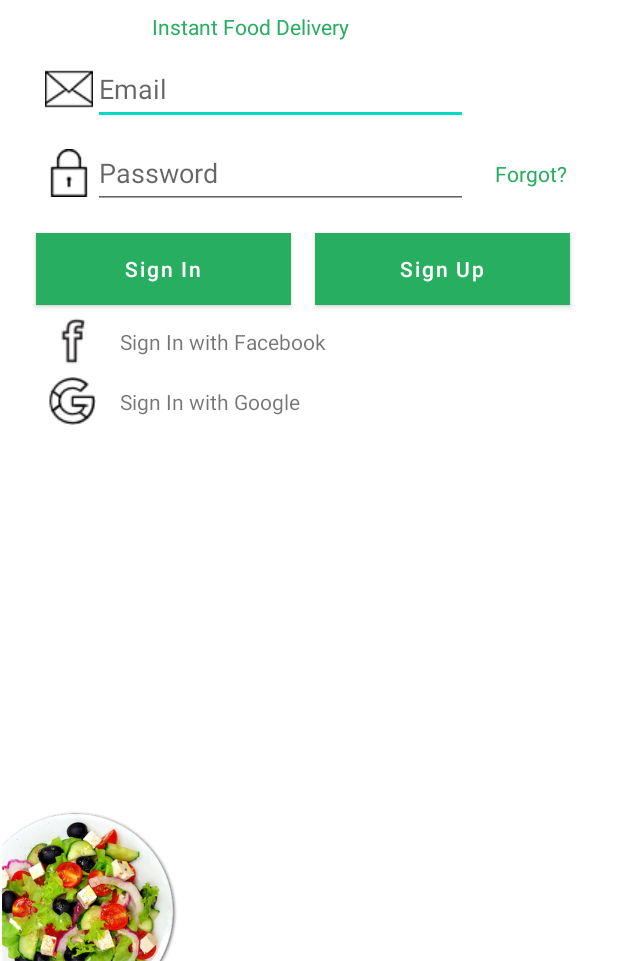
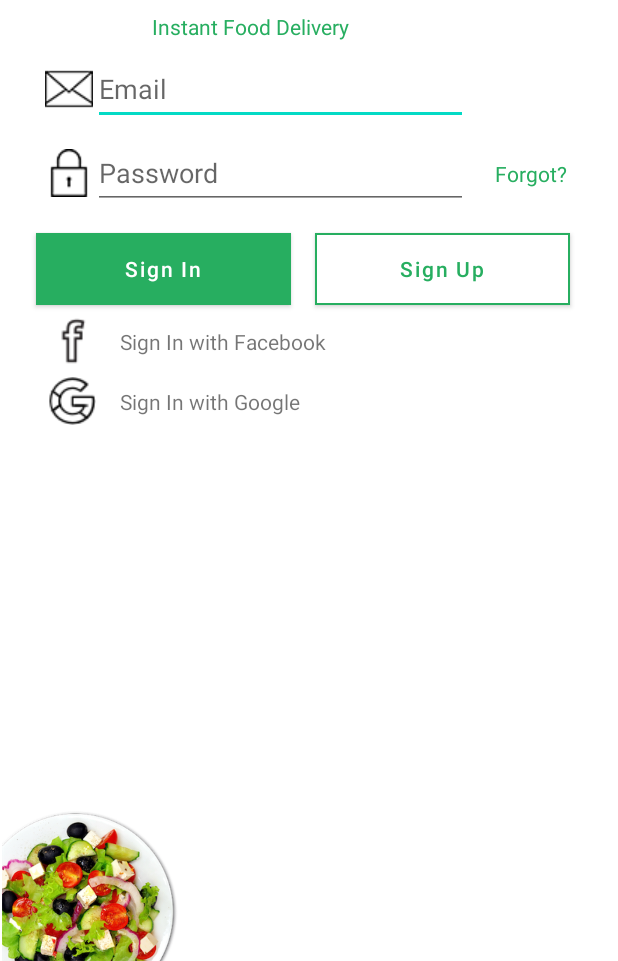
Before and after one commit to duongquocanh1148/FoodyApp, an Android app: the screen it shows after launch (SignInActivity), on a phone screen of 412 x 824 dp, the part 275-1236 px from its top. Run offline under Robolectric (Android 15) with nearby library versions, the phone set to English and light mode, and no system bars; our stand-ins replace Firebase (no records; nobody signed in at launch, a user with empty details on screens opened directly), navigation-ui.

Commit message:
Còn name fragment

```diff
--- a/app/src/main/java/com/example/dqa_19dh110011/FullNameFragment.java
+++ b/app/src/main/java/com/example/dqa_19dh110011/FullNameFragment.java
@@ -71,6 +71,7 @@ public class FullNameFragment extends Fragment {
     public View onCreateView(LayoutInflater inflater, ViewGroup container,
                              Bundle savedInstanceState) {
         // Inflate the layout for this fragment
+
         return inflater.inflate(R.layout.fragment_full_name, container, false);
     }
 
--- a/app/src/main/res/drawable/bg_green_border_button.xml
+++ b/app/src/main/res/drawable/bg_green_border_button.xml
@@ -1,7 +1,9 @@
 <?xml version="1.0" encoding="utf-8"?>
-<shape xmlns:android="http://schemas.android.com/apk/res/android">
+<shape xmlns:android="http://schemas.android.com/apk/res/android"
+    android:shape="rectangle">
     <stroke
         android:width="1dp"
-        android:color="@color/colorPrimary" />
-    <solid android:color="@color/colorWhite" />
+        android:color="@color/colorPrimary">
+    </stroke>
+    <solid android:color="@color/white" />
 </shape>
--- a/app/src/main/res/layout/activity_sign_in.xml
+++ b/app/src/main/res/layout/activity_sign_in.xml
@@ -16,7 +16,6 @@
         android:textColor="@color/colorPrimary"
         android:textSize="35dp"
         android:textStyle="bold"
-
         app:layout_constraintEnd_toEndOf="parent"
         app:layout_constraintHorizontal_bias="0.403"
         app:layout_constraintStart_toStartOf="parent"
@@ -141,7 +140,7 @@
         android:layout_width="170dp"
         android:layout_height="48dp"
         android:layout_marginStart="24dp"
-        android:background="@color/colorPrimary"
+        android:background="@drawable/bg_green_button"
         android:text="@string/text_sign_in"
         android:textAllCaps="false"
         app:layout_constraintBottom_toBottomOf="@+id/btnSignUp"
@@ -151,12 +150,14 @@
     <Button
         android:id="@+id/btnSignUp"
         android:layout_width="170dp"
-        android:layout_height="wrap_content"
+        android:layout_height="48dp"
         android:layout_marginStart="16dp"
         android:layout_marginTop="16dp"
         android:layout_marginEnd="24dp"
-        android:background="@color/colorWhite"
         android:text="@string/text_sign_up"
+        android:textColor="@color/colorPrimary"
+        app:backgroundTint="@null"
+        android:background="@drawable/bg_green_border_button"
         android:textAllCaps="false"
         app:layout_constraintEnd_toEndOf="parent"
         app:layout_constraintHorizontal_bias="0.0"
```
Also changed, not shown: app/src/main/res/layout/activity_welcome.xml (+4 -3 lines).
